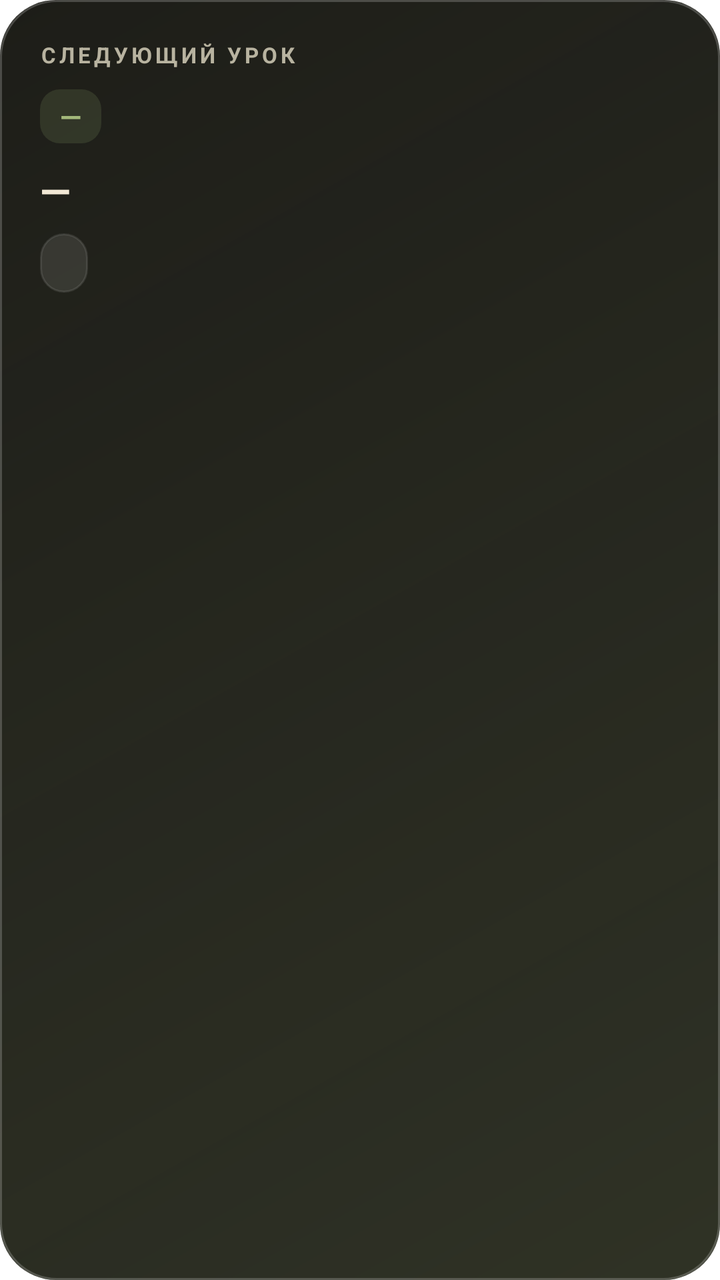
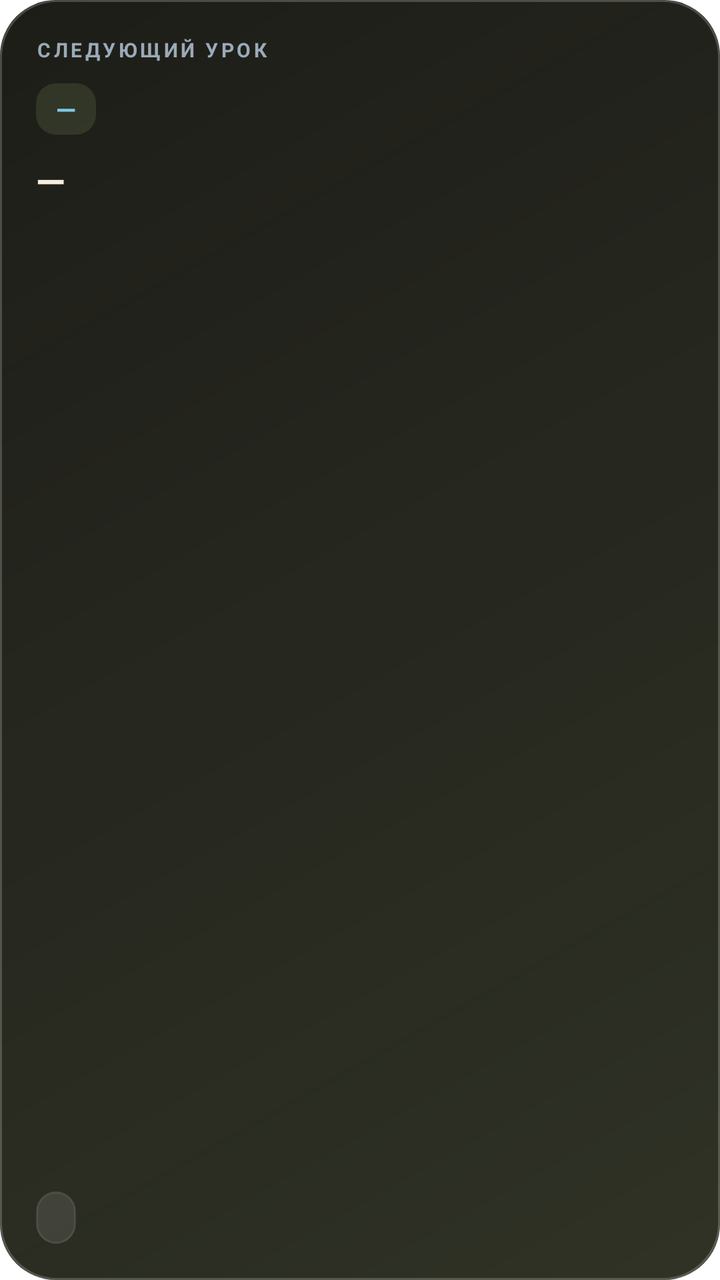

Compare the two renders of this Android layout. The source of the first and the diff that turns it into the second are given below.
<!-- AndroidManifest.xml: fallback theme Theme.MaterialComponents.DayNight.NoActionBar -->
<!-- res/layout/widget_next_lesson.xml -->
<?xml version="1.0" encoding="utf-8"?>
<LinearLayout xmlns:android="http://schemas.android.com/apk/res/android"
    android:layout_width="match_parent" android:layout_height="match_parent"
    android:orientation="vertical" android:padding="20dp" android:background="@drawable/widget_bg">
    <TextView android:id="@+id/label" android:layout_width="wrap_content" android:layout_height="wrap_content"
        android:text="СЛЕДУЮЩИЙ УРОК" android:textColor="#B8B3A0" android:textSize="11sp"
        android:letterSpacing="0.15" android:textStyle="bold" />
    <TextView android:id="@+id/time" android:layout_width="wrap_content" android:layout_height="wrap_content"
        android:layout_marginTop="10dp" android:text="—" android:textColor="#A3B87A" android:textSize="14sp"
        android:textStyle="bold" android:background="@drawable/badge_bg"
        android:paddingLeft="10dp" android:paddingRight="10dp"
        android:paddingTop="4dp" android:paddingBottom="4dp" />
    <TextView android:id="@+id/subject" android:layout_width="match_parent" android:layout_height="wrap_content"
        android:layout_marginTop="10dp" android:text="—" android:textColor="#F2E8D5"
        android:textSize="20sp" android:textStyle="bold" android:maxLines="2" android:ellipsize="end" />
    <TextView android:id="@+id/room" android:layout_width="wrap_content" android:layout_height="wrap_content"
        android:layout_marginTop="8dp" android:text="" android:textColor="#F2E8D5"
        android:textSize="13sp" android:textStyle="bold" android:background="@drawable/room_bg"
        android:paddingLeft="12dp" android:paddingRight="12dp"
        android:paddingTop="6dp" android:paddingBottom="6dp" />
</LinearLayout>
<!-- resources referenced by this layout -->
<resources>
  <!-- drawable badge_bg (drawable) -->
  <?xml version="1.0" encoding="utf-8"?>
  <shape xmlns:android="http://schemas.android.com/apk/res/android" android:shape="rectangle">
      <solid android:color="#26A3B87A" /><corners android:radius="10dp" />
  </shape>
  <!-- drawable room_bg (drawable) -->
  <?xml version="1.0" encoding="utf-8"?>
  <shape xmlns:android="http://schemas.android.com/apk/res/android" android:shape="rectangle">
      <solid android:color="#1AFFFFFF" /><corners android:radius="12dp" />
      <stroke android:width="1dp" android:color="#1AFFFFFF" />
  </shape>
  <!-- drawable widget_bg (drawable) -->
  <?xml version="1.0" encoding="utf-8"?>
  <layer-list xmlns:android="http://schemas.android.com/apk/res/android">
      <item><shape android:shape="rectangle"><solid android:color="#F00F0F0A" /><corners android:radius="28dp" /></shape></item>
      <item><shape android:shape="rectangle"><gradient android:startColor="#22A3B87A" android:endColor="#00A3B87A" android:angle="135" /><corners android:radius="28dp" /></shape></item>
      <item><shape android:shape="rectangle"><stroke android:width="1dp" android:color="#33FFFFFF" /><corners android:radius="28dp" /></shape></item>
  </layer-list>
</resources>

<!-- the commit's change to res/layout/widget_next_lesson.xml (unified diff, before → after) -->
@@ -1,21 +1,62 @@
 <?xml version="1.0" encoding="utf-8"?>
 <LinearLayout xmlns:android="http://schemas.android.com/apk/res/android"
-    android:layout_width="match_parent" android:layout_height="match_parent"
-    android:orientation="vertical" android:padding="20dp" android:background="@drawable/widget_bg">
-    <TextView android:id="@+id/label" android:layout_width="wrap_content" android:layout_height="wrap_content"
-        android:text="СЛЕДУЮЩИЙ УРОК" android:textColor="#B8B3A0" android:textSize="11sp"
-        android:letterSpacing="0.15" android:textStyle="bold" />
-    <TextView android:id="@+id/time" android:layout_width="wrap_content" android:layout_height="wrap_content"
-        android:layout_marginTop="10dp" android:text="—" android:textColor="#A3B87A" android:textSize="14sp"
-        android:textStyle="bold" android:background="@drawable/badge_bg"
-        android:paddingLeft="10dp" android:paddingRight="10dp"
-        android:paddingTop="4dp" android:paddingBottom="4dp" />
-    <TextView android:id="@+id/subject" android:layout_width="match_parent" android:layout_height="wrap_content"
-        android:layout_marginTop="10dp" android:text="—" android:textColor="#F2E8D5"
-        android:textSize="20sp" android:textStyle="bold" android:maxLines="2" android:ellipsize="end" />
-    <TextView android:id="@+id/room" android:layout_width="wrap_content" android:layout_height="wrap_content"
-        android:layout_marginTop="8dp" android:text="" android:textColor="#F2E8D5"
-        android:textSize="13sp" android:textStyle="bold" android:background="@drawable/room_bg"
-        android:paddingLeft="12dp" android:paddingRight="12dp"
-        android:paddingTop="6dp" android:paddingBottom="6dp" />
+    android:layout_width="match_parent"
+    android:layout_height="match_parent"
+    android:orientation="vertical"
+    android:padding="18dp"
+    android:background="@drawable/widget_bg">
+
+    <TextView
+        android:id="@+id/label"
+        android:layout_width="wrap_content"
+        android:layout_height="wrap_content"
+        android:text="\u0421\u041B\u0415\u0414\u0423\u042E\u0429\u0418\u0419 \u0423\u0420\u041E\u041A"
+        android:textColor="#9BAAB8"
+        android:textSize="10sp"
+        android:letterSpacing="0.15"
+        android:textStyle="bold" />
+
+    <TextView
+        android:id="@+id/time"
+        android:layout_width="wrap_content"
+        android:layout_height="wrap_content"
+        android:layout_marginTop="10dp"
+        android:text="\u2014"
+        android:textColor="#7EC8E3"
+        android:textSize="13sp"
+        android:textStyle="bold"
+        android:background="@drawable/badge_bg"
+        android:paddingLeft="10dp"
+        android:paddingRight="10dp"
+        android:paddingTop="4dp"
+        android:paddingBottom="4dp" />
+
+    <TextView
+        android:id="@+id/subject"
+        android:layout_width="match_parent"
+        android:layout_height="0dp"
+        android:layout_weight="1"
+        android:layout_marginTop="10dp"
+        android:text="\u2014"
+        android:textColor="#F5EEE0"
+        android:textSize="19sp"
+        android:textStyle="bold"
+        android:maxLines="3"
+        android:ellipsize="end"
+        android:gravity="top|start" />
+
+    <TextView
+        android:id="@+id/room"
+        android:layout_width="wrap_content"
+        android:layout_height="wrap_content"
+        android:layout_marginTop="6dp"
+        android:text=""
+        android:textColor="#FFB997"
+        android:textSize="12sp"
+        android:textStyle="bold"
+        android:background="@drawable/room_bg"
+        android:paddingLeft="10dp"
+        android:paddingRight="10dp"
+        android:paddingTop="5dp"
+        android:paddingBottom="5dp" />
 </LinearLayout>
